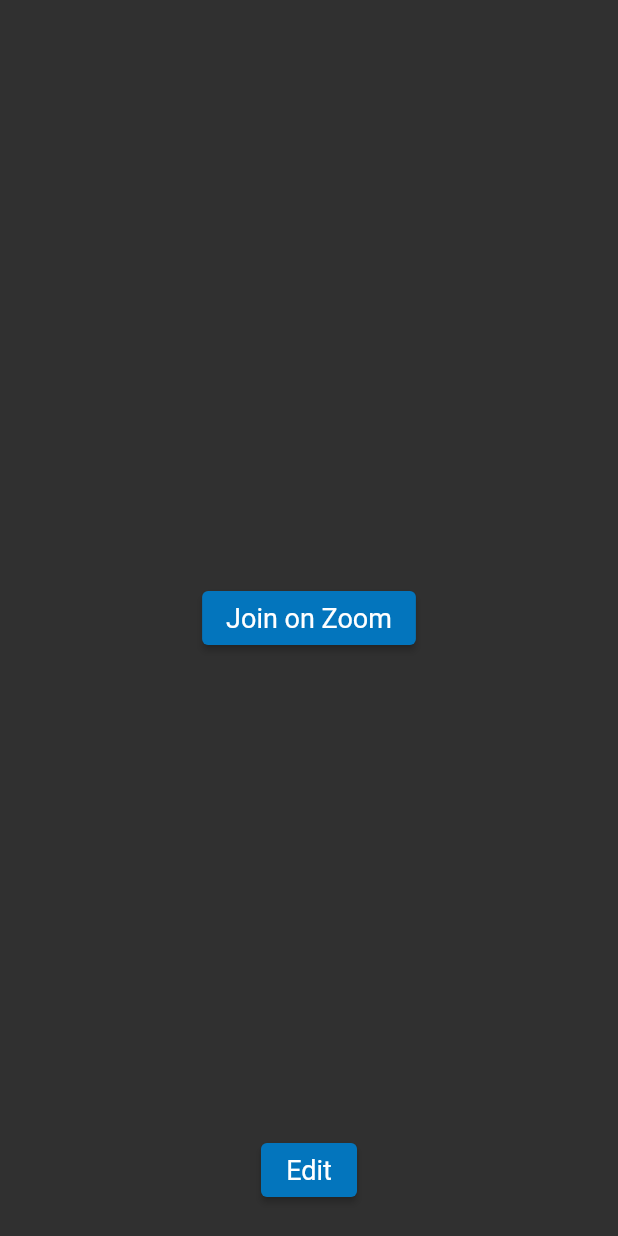
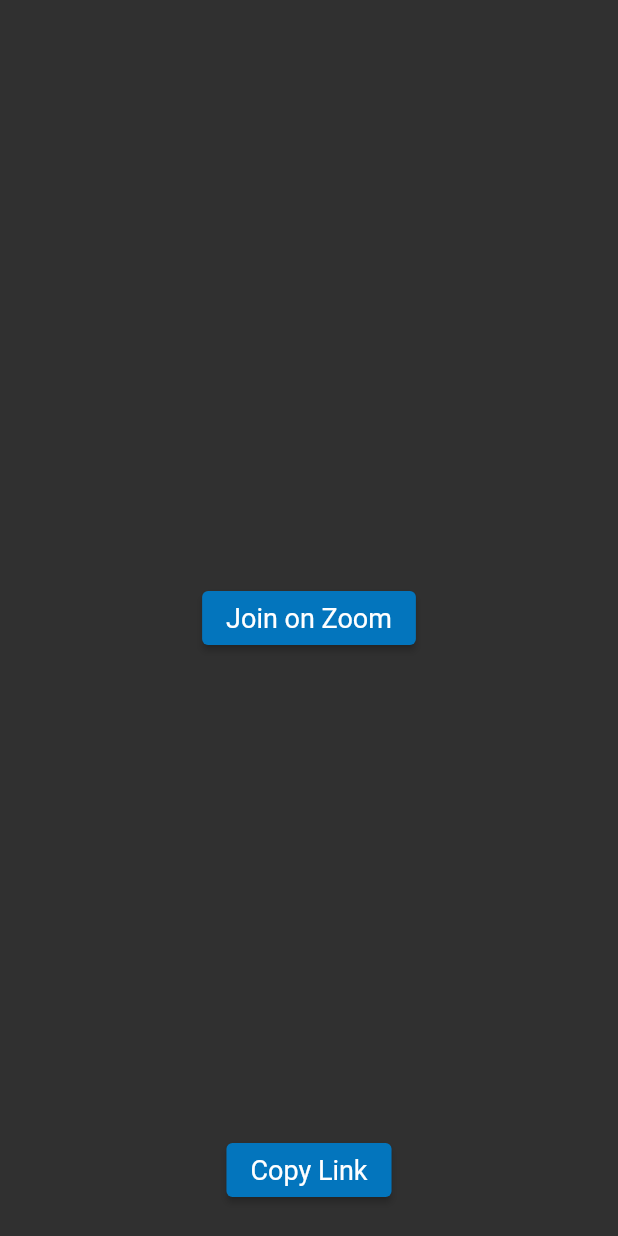
Before and after one commit to gcartier/together-mobile, a Flutter app: the ZoomJoin widget shown alone on an empty page, opened directly, on a phone screen of 412 x 824 dp. Run offline on Flutter 3.47's test engine with Material 2 defaults, Android fonts, the phone set to English and light mode, and no system bars; our stand-ins replace shared_preferences, universal_io; missing offline and left inert: clipboard, dart:html; accounts and stored records are empty.

Commit message:
added copy link button

```diff
--- a/lib/pages/ZoomPage.dart
+++ b/lib/pages/ZoomPage.dart
@@ -2,6 +2,7 @@ import 'package:flutter/material.dart';
 import 'package:provider/provider.dart';
 import 'package:together_mobile/pages/Layouts.dart';
 import 'package:url_launcher/url_launcher.dart';
+import 'package:clipboard/clipboard.dart';
 
 import '../main.dart';
 import '../models/PeopleModel.dart';
@@ -86,9 +87,9 @@ class ZoomJoin extends StatelessWidget {
                   style: ButtonStyle(
                       backgroundColor: MaterialStatePropertyAll<Color>(
                           ColorConstants.primaryColor)),
-                  child: Text("Edit"),
+                  child: Text("Copy Link"),
                   onPressed: () {
-                    editZoomCircle();
+                    copyLink();
                   }),
             ),
           ),
@@ -109,8 +110,10 @@ class ZoomJoin extends StatelessWidget {
     }
   }
 
-  editZoomCircle() {
-    print("Edit Zoom Circle");
+  copyLink() {
+    if (currentGroup != null) {
+      FlutterClipboard.copy(currentGroup!.link!);
+    }
   }
 
 class ZoomCreate extends StatefulWidget {
--- a/pubspec.yaml
+++ b/pubspec.yaml
@@ -42,6 +42,7 @@ dependencies:
   web_socket_channel: ^2.2.0
   shared_preferences_web: ^2.0.4
   url_launcher: ^6.1.6
+  clipboard: ^0.1.3
 
 dev_dependencies:
   flutter_test:
```
